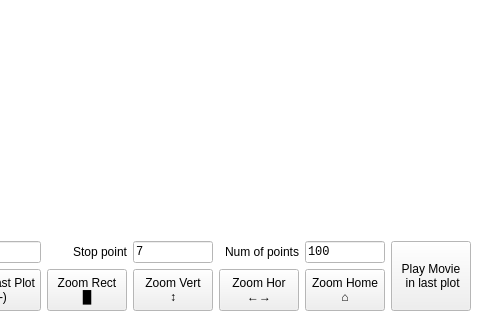
This is Grafico.ui in Diogo-Rossi/SimplePlot as Qt 5 draws it before an edit; both pictures show x 300 to 780 and y 189 to 509 of the 780 by 509 pixel window. The edited form follows.
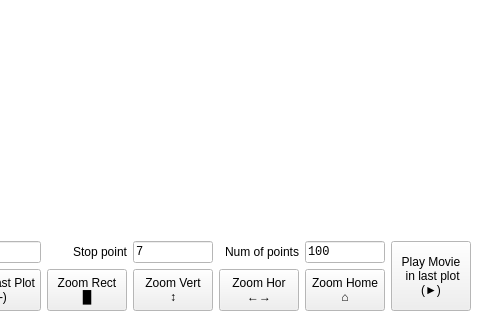
This is the edited form. Icons and pictures are not drawn.

Diff of the .ui file:
```diff
--- a/Grafico.ui
+++ b/Grafico.ui
@@ -373,7 +373,8 @@
         </property>
         <property name="text">
          <string>Play Movie 
- in last plot</string>
+ in last plot
+(►)</string>
         </property>
        </widget>
       </item>
```
